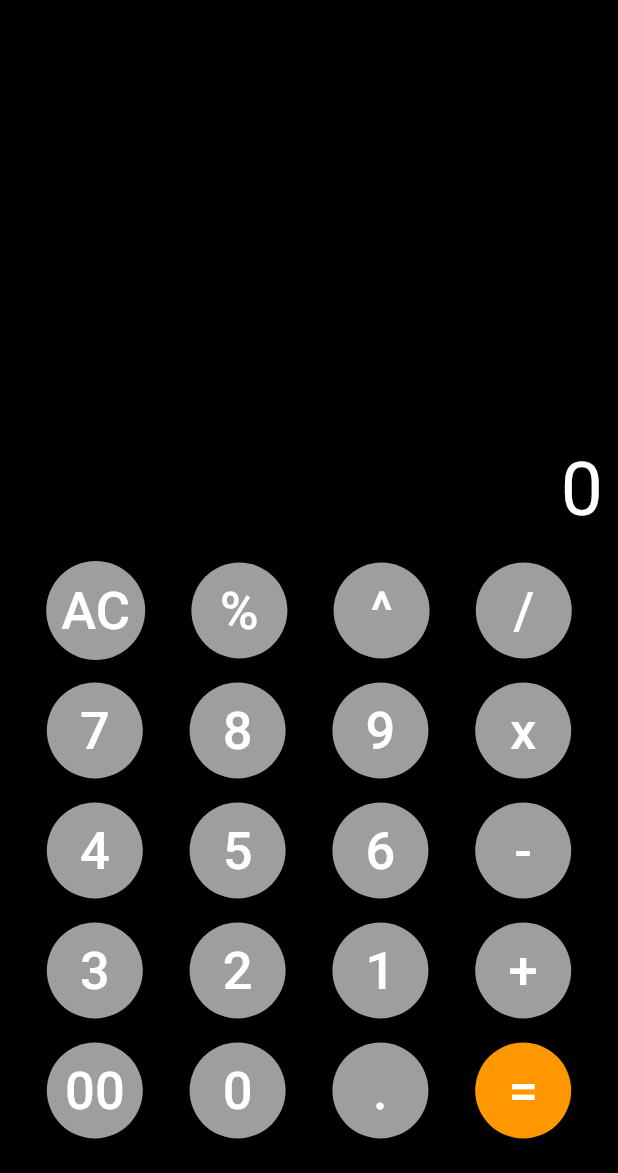
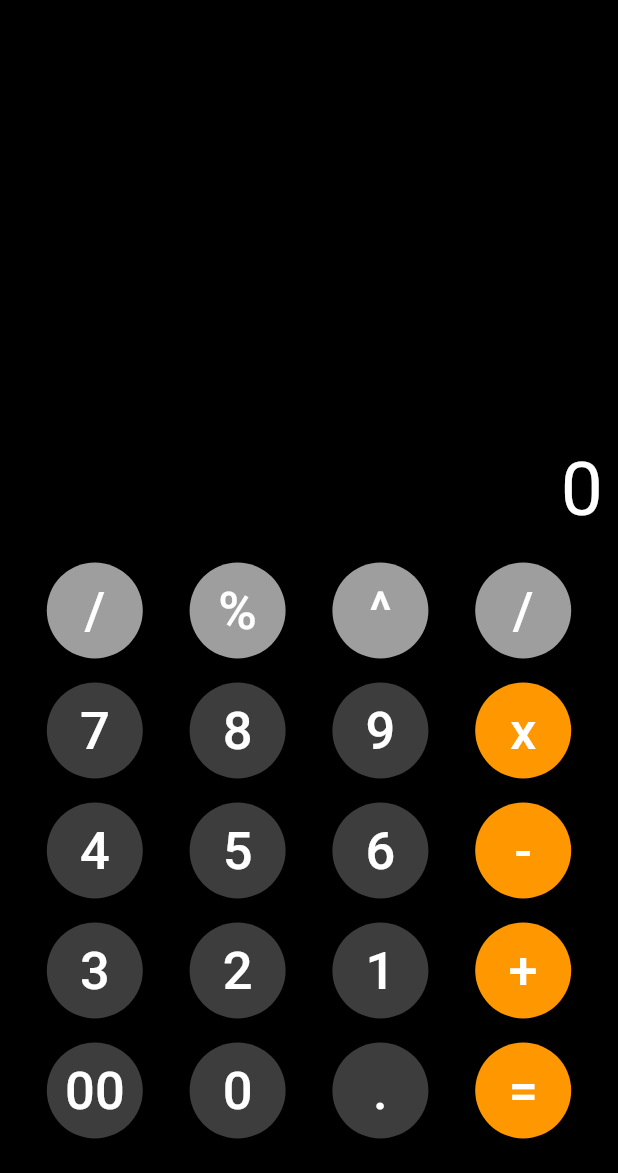
Before and after one commit to u4ia-abhra/Calculator, a Flutter app: the screen it shows after launch, on a phone screen of 412 x 824 dp, the part 63-1236 px from its top. Run offline on Flutter 3.47's test engine with Material 3 defaults, Android fonts, the phone set to English and light mode, and no system bars.

Commit message:
ui changes

```diff
--- a/lib/main.dart
+++ b/lib/main.dart
@@ -80,49 +80,65 @@ class _MyHomePageState extends State<MyHomePage> {
           Row(
             mainAxisAlignment: MainAxisAlignment.spaceEvenly,
             children: <Widget>[
-                calcbutton('AC',Colors.grey,Colors.white),
+                // calcbutton('AC',const Color.fromARGB(255, 61, 61, 61),Colors.white),
+                // calcbutton('+/-',const Color.fromARGB(255, 61, 61, 61),Colors.white),
+                // calcbutton('%',const Color.fromARGB(255, 61, 61, 61),Colors.white),
+                calcbutton('/',Colors.grey,Colors.white),
                 calcbutton('%',Colors.grey,Colors.white),
                 calcbutton('^',Colors.grey,Colors.white),
                 calcbutton('/',Colors.grey,Colors.white),
+
             ],
           ),
           const SizedBox(height: 10,),
           Row(
             mainAxisAlignment: MainAxisAlignment.spaceEvenly,
             children: <Widget>[
-                calcbutton('7',Colors.grey,Colors.white),
-                calcbutton('8',Colors.grey,Colors.white),
-                calcbutton('9',Colors.grey,Colors.white),
-                calcbutton('x',Colors.grey,Colors.white),
+                calcbutton('7',const Color.fromARGB(255, 61, 61, 61),Colors.white),
+                calcbutton('8',const Color.fromARGB(255, 61, 61, 61),Colors.white),
+                calcbutton('9',const Color.fromARGB(255, 61, 61, 61),Colors.white),
+                // calcbutton('7',Colors.grey,Colors.white),
+                // calcbutton('8',Colors.grey,Colors.white),
+                // calcbutton('9',Colors.grey,Colors.white),
+                calcbutton('x',Colors.orange,Colors.white),
             ],
           ),
           const SizedBox(height: 10,),
           Row(
             mainAxisAlignment: MainAxisAlignment.spaceEvenly,
             children: <Widget>[
-                calcbutton('4',Colors.grey,Colors.white),
-                calcbutton('5',Colors.grey,Colors.white),
-                calcbutton('6',Colors.grey,Colors.white),
-                calcbutton('-',Colors.grey,Colors.white),
+                calcbutton('4',const Color.fromARGB(255, 61, 61, 61),Colors.white),
+                calcbutton('5',const Color.fromARGB(255, 61, 61, 61),Colors.white),
+                calcbutton('6',const Color.fromARGB(255, 61, 61, 61),Colors.white),
+                // calcbutton('4',Colors.grey,Colors.white),
+                // calcbutton('5',Colors.grey,Colors.white),
+                // calcbutton('6',Colors.grey,Colors.white),
+                calcbutton('-',Colors.orange,Colors.white),
             ],
           ),
           const SizedBox(height: 10,),
           Row(
             mainAxisAlignment: MainAxisAlignment.spaceEvenly,
             children: [
-                calcbutton('3',Colors.grey,Colors.white),
-                calcbutton('2',Colors.grey,Colors.white),
-                calcbutton('1',Colors.grey,Colors.white),
-                calcbutton('+',Colors.grey,Colors.white),
+                calcbutton('3',const Color.fromARGB(255, 61, 61, 61),Colors.white),
+                calcbutton('2',const Color.fromARGB(255, 61, 61, 61),Colors.white),
+                calcbutton('1',const Color.fromARGB(255, 61, 61, 61),Colors.white),
+                // calcbutton('3',Colors.grey,Colors.white),
+                // calcbutton('2',Colors.grey,Colors.white),
+                // calcbutton('1',Colors.grey,Colors.white),
+                calcbutton('+',Colors.orange,Colors.white),
             ],
           ),
           const SizedBox(height: 10,),
           Row(
             mainAxisAlignment: MainAxisAlignment.spaceEvenly,
             children: <Widget>[
-                calcbutton('00',Colors.grey,Colors.white),
-                calcbutton('0',Colors.grey,Colors.white),
-                calcbutton('.',Colors.grey,Colors.white),
+                calcbutton('00',const Color.fromARGB(255, 61, 61, 61),Colors.white),
+                calcbutton('0',const Color.fromARGB(255, 61, 61, 61),Colors.white),
+                calcbutton('.',const Color.fromARGB(255, 61, 61, 61),Colors.white),
+                // calcbutton('00',Colors.grey,Colors.white),
+                // calcbutton('0',Colors.grey,Colors.white),
+                // calcbutton('.',Colors.grey,Colors.white),
                 calcbutton('=',Colors.orange,Colors.white),
             ],
           ),
@@ -191,13 +207,13 @@ class _MyHomePageState extends State<MyHomePage> {
      finalResult = doesContainDecimal(result);
     } else if(btnText == '.') {
       if(!result.toString().contains('.')) {
-        result = result.toString()+'.';
+        result = '$result.';
       }
       finalResult = result;
     }
 
     else if(btnText == '+/-') {
-        result.toString().startsWith('-') ? result = result.toString().substring(1): result = '-'+result.toString();
+        result.toString().startsWith('-') ? result = result.toString().substring(1): result = '-$result';
         finalResult = result;
 
     }
@@ -242,8 +258,9 @@ class _MyHomePageState extends State<MyHomePage> {
 
     if(result.toString().contains('.')) {
         List<String> splitDecimal = result.toString().split('.');
-        if(!(int.parse(splitDecimal[1]) > 0))
-         return result = splitDecimal[0].toString();
+        if(!(int.parse(splitDecimal[1]) > 0)) {
+          return result = splitDecimal[0].toString();
+        }
     }
     return result;
   }
```
